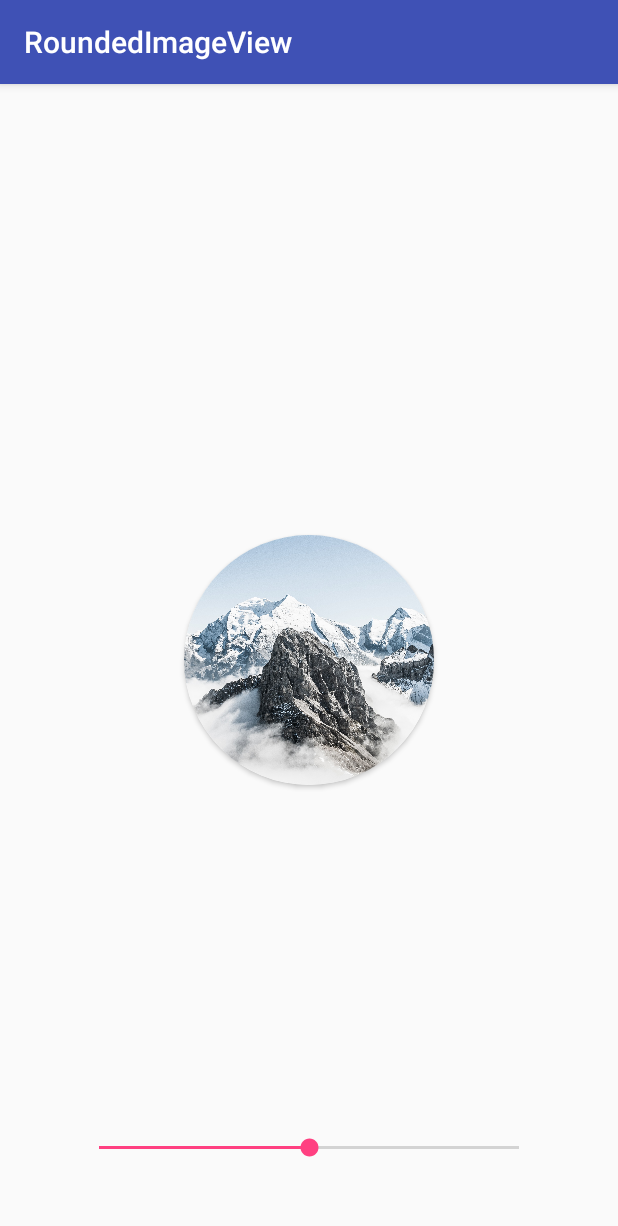
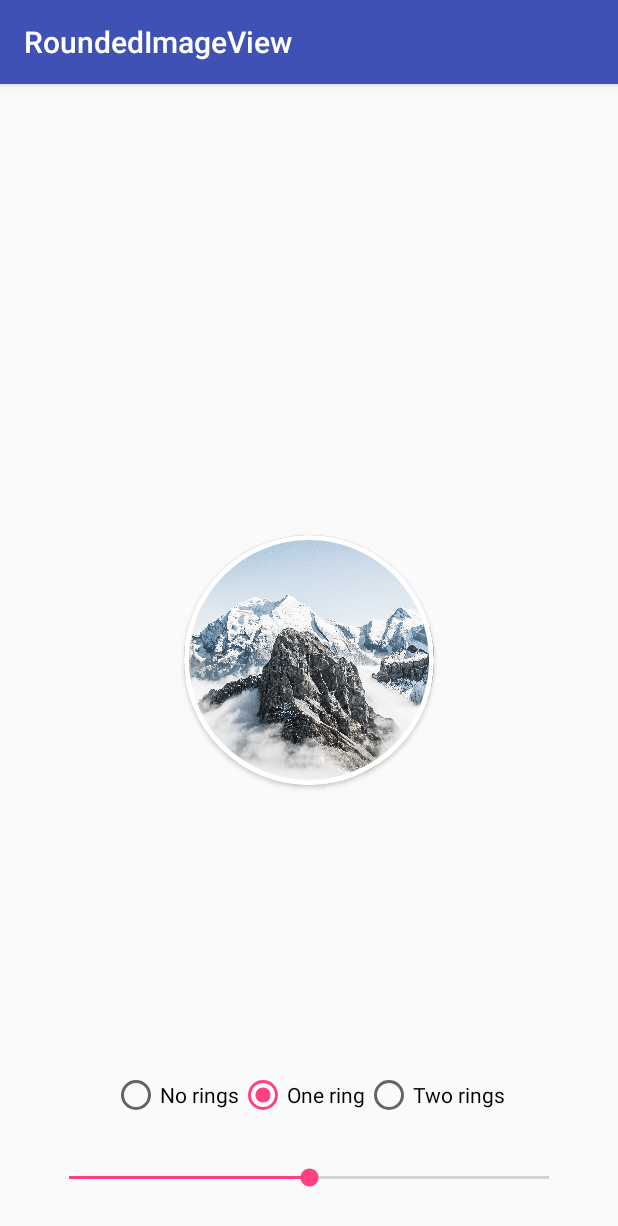
Before and after one commit to SergeySharipov/RoundedImageView, an Android app: the screen it shows after launch (MainActivity), on a phone screen of 412 x 824 dp. Shown: the top 1226 px of the screen. Run offline under Robolectric (Android 15) with nearby library versions, the phone set to English and light mode, and no system bars.

Commit message:
Added rings for RoundedImageView

```diff
--- a/app/src/main/java/ca/sharipov/sergey/roundedimageview/MainActivity.java
+++ b/app/src/main/java/ca/sharipov/sergey/roundedimageview/MainActivity.java
@@ -4,12 +4,12 @@ import android.os.Bundle;
 import android.support.v7.app.AppCompatActivity;
 import android.support.v7.widget.CardView;
 import android.view.ViewGroup;
+import android.widget.RadioGroup;
 import android.widget.SeekBar;
 
 public class MainActivity extends AppCompatActivity {
 
     private CardView cardViewForImage;
-    private SeekBar seekBar;
 
     @Override
     protected void onCreate(Bundle savedInstanceState) {
@@ -18,22 +18,45 @@ public class MainActivity extends AppCompatActivity {
 
         //ImageView roundedImageView = findViewById(R.id.rounded_image_view);
         cardViewForImage = findViewById(R.id.card_view_for_image);
-        seekBar = findViewById(R.id.seek_bar);
 
         setupSeekBar();
+
+        setupRadioGroup();
+    }
+
+    private void setupRadioGroup() {
+        RadioGroup radioGroup = findViewById(R.id.radio_group);
+        radioGroup.setOnCheckedChangeListener(new RadioGroup.OnCheckedChangeListener() {
+            @Override
+            public void onCheckedChanged(RadioGroup radioGroup, int i) {
+                switch (radioGroup.getCheckedRadioButtonId()){
+                    case R.id.radio_btn_no_rings:
+                        cardViewForImage.setForeground(null);
+                        break;
+                    case R.id.radio_btn_one_ring:
+                        cardViewForImage.setForeground(getResources().getDrawable(R.drawable.one_ring));
+                        break;
+                    case R.id.radio_btn_two_rings:
+                        cardViewForImage.setForeground(getResources().getDrawable(R.drawable.two_rings));
+                        break;
+                }
+            }
+        });
     }
 
     private void setupSeekBar() {
+        SeekBar seekBar = findViewById(R.id.seek_bar);
+
         seekBar.setMax(100);
 
         int progress = 50;
         seekBar.setProgress(progress);
-        setRoundedImageViewSize(progress*5);
+        setRoundedImageViewSize(progress * 5);
 
         seekBar.setOnSeekBarChangeListener(new SeekBar.OnSeekBarChangeListener() {
             @Override
             public void onProgressChanged(SeekBar seekBar, int i, boolean b) {
-                setRoundedImageViewSize(i*5);
+                setRoundedImageViewSize(i * 5);
             }
 
             @Override
--- /dev/null
+++ b/app/src/main/res/drawable/one_ring.xml
@@ -0,0 +1,7 @@
+<?xml version="1.0" encoding="utf-8"?>
+<shape xmlns:android="http://schemas.android.com/apk/res/android"
+    android:shape="oval">
+    <stroke
+        android:width="3dp"
+        android:color="#ffffff" />
+</shape>
--- /dev/null
+++ b/app/src/main/res/drawable/two_rings.xml
@@ -0,0 +1,17 @@
+<?xml version="1.0" encoding="utf-8"?>
+<layer-list xmlns:android="http://schemas.android.com/apk/res/android">
+    <item>
+        <shape android:shape="oval">
+            <stroke
+                android:width="6dp"
+                android:color="@color/colorAccent" />
+        </shape>
+    </item>
+    <item>
+        <shape android:shape="oval">
+            <stroke
+                android:width="3dp"
+                android:color="#ffffff" />
+        </shape>
+    </item>
+</layer-list>
--- a/app/src/main/res/layout/activity_main.xml
+++ b/app/src/main/res/layout/activity_main.xml
@@ -10,6 +10,7 @@
     <android.support.v7.widget.CardView
         android:layout_centerInParent="true"
         android:id="@+id/card_view_for_image"
+        android:foreground="@drawable/one_ring"
         android:layout_margin="2dp"
         android:layout_width="200dp"
         android:layout_height="200dp"
@@ -24,9 +25,35 @@
 
     </android.support.v7.widget.CardView>
 
+    <RadioGroup
+        android:layout_above="@id/seek_bar"
+        android:id="@+id/radio_group"
+        android:layout_centerHorizontal="true"
+        android:orientation="horizontal"
+        android:layout_width="wrap_content"
+        android:layout_height="wrap_content">
+
+        <RadioButton
+            android:id="@+id/radio_btn_no_rings"
+            android:text="@string/no_rings"
+            android:layout_width="wrap_content"
+            android:layout_height="wrap_content" />
+        <RadioButton
+            android:id="@+id/radio_btn_one_ring"
+            android:text="@string/one_ring"
+            android:checked="true"
+            android:layout_width="wrap_content"
+            android:layout_height="wrap_content" />
+        <RadioButton
+            android:id="@+id/radio_btn_two_rings"
+            android:text="@string/two_rings"
+            android:layout_width="wrap_content"
+            android:layout_height="wrap_content" />
+    </RadioGroup>
+
     <SeekBar
         android:layout_alignParentBottom="true"
-        android:layout_margin="50dp"
+        android:layout_margin="30dp"
         android:id="@+id/seek_bar"
         android:layout_width="match_parent"
         android:layout_height="wrap_content" />
--- a/app/src/main/res/values/strings.xml
+++ b/app/src/main/res/values/strings.xml
@@ -1,3 +1,6 @@
 <resources>
     <string name="app_name">RoundedImageView</string>
+    <string name="no_rings">No rings</string>
+    <string name="one_ring">One ring</string>
+    <string name="two_rings">Two rings</string>
 </resources>
```
Also changed, not shown: 1 other file.
